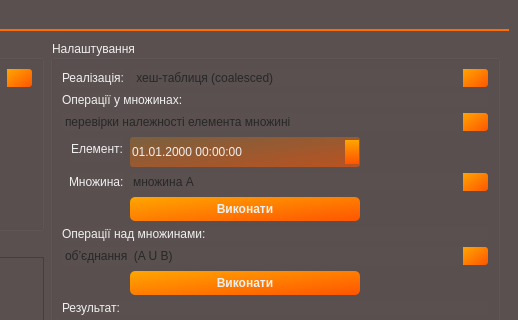
WAG13/Exam_OOP_summer, file ExamUI/mainwindow.ui: the form before one commit; both pictures show x 532 to 1050 and y 0 to 320 of the 1050 by 700 pixel window.
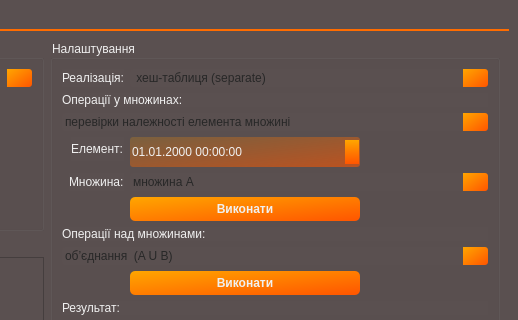
The form after the commit. The open tabs and pages were chosen to show the change.

The edit to the form file:
```diff
--- a/ExamUI/mainwindow.ui
+++ b/ExamUI/mainwindow.ui
@@ -703,6 +703,11 @@
              </item>
              <item row="0" column="1">
               <widget class="QComboBox" name="SetReal">
+               <item>
+                <property name="text">
+                 <string> хеш-таблиця (separate)</string>
+                </property>
+               </item>
                <item>
                 <property name="text">
                  <string> хеш-таблиця (coalesced)</string>
```
Left out of the diff: 17 changed lines with no effect on the pictures.
